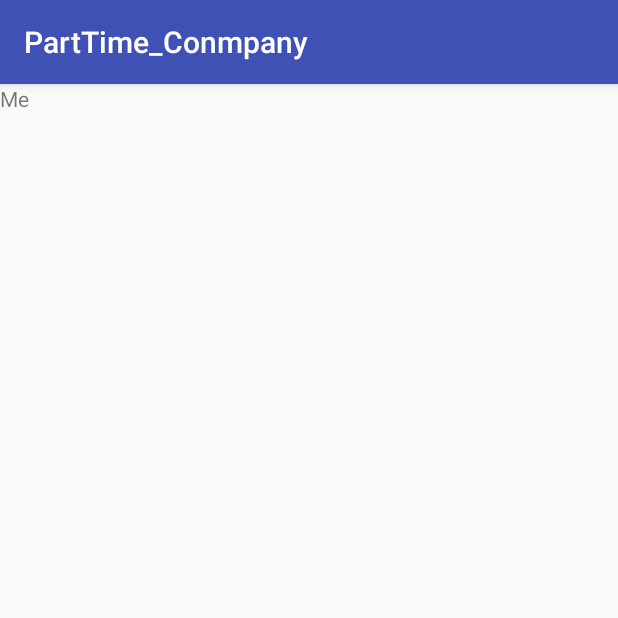
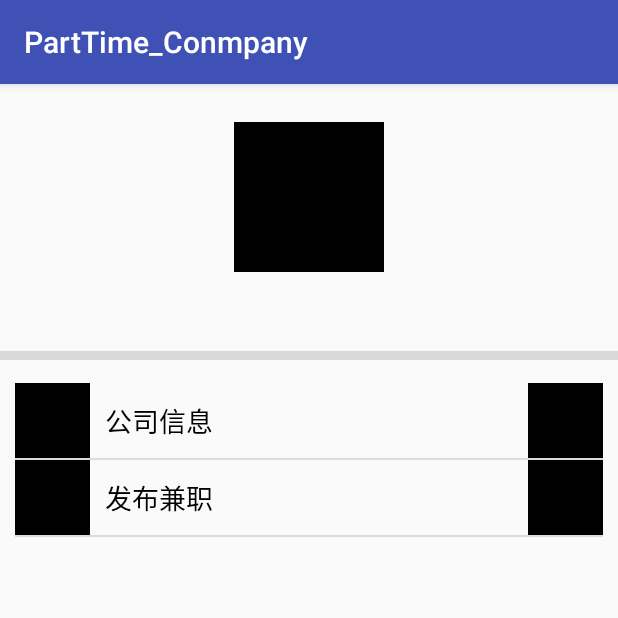
Before and after one commit to os-zzw/PartTime_Conmpany, an Android app: the fragment MeFragment shown on its own in the app's theme, on a phone screen of 412 x 824 dp, the top half of it. Run offline under Robolectric (Android 15) with nearby library versions, the phone set to English and light mode, and no system bars; libraries missing offline, so code that uses them is left out: com.beardedhen.androidbootstrap.

Commit message:
完成 我的分页

```diff
--- a/app/src/main/AndroidManifest.xml
+++ b/app/src/main/AndroidManifest.xml
@@ -20,6 +20,7 @@
 
         </activity>
         <activity android:name=".model.register.RegisterActivity"/>
+        <activity android:name=".model.me.ReleaseActivity"/>
     </application>
 
 </manifest>
--- a/app/src/main/java/com/zzw/john/parttime_conmpany/model/me/MeFragment.java
+++ b/app/src/main/java/com/zzw/john/parttime_conmpany/model/me/MeFragment.java
@@ -1,13 +1,21 @@
 package com.zzw.john.parttime_conmpany.model.me;
 
+import android.content.Intent;
 import android.os.Bundle;
 import android.support.annotation.Nullable;
 import android.support.v4.app.Fragment;
 import android.view.LayoutInflater;
 import android.view.View;
 import android.view.ViewGroup;
+import android.widget.AdapterView;
+import android.widget.AdapterView.OnItemClickListener;
+import android.widget.BaseAdapter;
+import android.widget.ImageView;
+import android.widget.ListView;
+import android.widget.TextView;
 
 import com.zzw.john.parttime_conmpany.R;
+import com.zzw.john.parttime_conmpany.utils.UIUtils;
 
 
 /**
@@ -15,10 +23,74 @@ import com.zzw.john.parttime_conmpany.R;
  */
 
 public class MeFragment extends Fragment {
+
+    private ListView choiceLV;
+    private TextView userNameTV;
+
     @Nullable
     @Override
     public View onCreateView(LayoutInflater inflater, @Nullable ViewGroup container, @Nullable Bundle savedInstanceState) {
         View view = inflater.inflate(R.layout.fragment_me, null);
+
+        userNameTV=(TextView)view.findViewById(R.id.userNameTV);
+        //userNameTV.setText(MyApplication.employeeBean.getNickname());
+
+        choiceLV=(ListView)view.findViewById(R.id.choiceLV);
+        choiceLV.setAdapter(new MeListAdapter());
+        choiceLV.setOnItemClickListener(new OnItemClickListener() {
+            @Override
+            public void onItemClick(AdapterView<?> parent, View view, int position, long id) {
+                Intent intent=null;
+                if (position==0){
+                    //intent=new Intent(getActivity(),ResumeActivity.class);
+                }else {
+                    intent=new Intent(getActivity(),ReleaseActivity.class);
+                }
+                startActivity(intent);
+            }
+        });
+
         return view;
     }
+
+    //适配器
+    private class MeListAdapter extends BaseAdapter {
+
+        private LayoutInflater layoutInflater;
+
+        public MeListAdapter(){
+            this.layoutInflater=LayoutInflater.from(UIUtils.getContext());
+        }
+
+        @Override
+        public int getCount() {
+            return 2;
+        }
+
+        @Override
+        public Object getItem(int position) {
+            return null;
+        }
+
+        @Override
+        public long getItemId(int position) {
+            return position;
+        }
+
+        @Override
+        public View getView(int position, View convertView, ViewGroup parent) {
+            TextView listNameTV;
+            if (convertView==null){
+                convertView=layoutInflater.inflate(R.layout.list_me_item,null);
+            }
+
+            listNameTV=(TextView)convertView.findViewById(R.id.listNameTV);
+            if (position==0) {
+                listNameTV.setText("公司信息");
+            }else {
+                listNameTV.setText("发布兼职");
+            }
+            return convertView;
+        }
+    }
 }
--- a/app/src/main/res/layout/fragment_me.xml
+++ b/app/src/main/res/layout/fragment_me.xml
@@ -4,8 +4,35 @@
               android:layout_width="match_parent"
               android:layout_height="match_parent">
 
+    <ImageView
+        android:id="@+id/userAvatarIV"
+        android:layout_width="100dp"
+        android:layout_height="100dp"
+        android:layout_gravity="center_horizontal"
+        android:layout_marginTop="25dp"
+        android:background="#000"/>
+
     <TextView
-        android:text="Me"
+        android:id="@+id/userNameTV"
+        android:layout_width="wrap_content"
+        android:layout_height="wrap_content"
+        android:layout_gravity="center_horizontal"
+        android:layout_marginTop="10dp"
+        android:textSize="20dp"/>
+
+    <TextView
         android:layout_width="match_parent"
-        android:layout_height="wrap_content"/>
+        android:layout_height="6dp"
+        android:layout_marginTop="15dp"
+        android:background="#d8d8d8"/>
+
+    <ListView
+        android:id="@+id/choiceLV"
+        android:layout_width="match_parent"
+        android:layout_height="fill_parent"
+        android:layout_marginTop="15dp"
+        android:layout_marginLeft="10dp"
+        android:layout_marginRight="10dp">
+
+    </ListView>
 </LinearLayout>
--- /dev/null
+++ b/app/src/main/res/layout/list_me_item.xml
@@ -0,0 +1,29 @@
+<?xml version="1.0" encoding="utf-8"?>
+<RelativeLayout xmlns:android="http://schemas.android.com/apk/res/android"
+    android:layout_width="match_parent"
+    android:layout_height="match_parent">
+
+    <ImageView
+        android:id="@+id/listPicIV"
+        android:layout_width="50dp"
+        android:layout_height="50dp"
+        android:background="#000"/>
+
+    <TextView
+        android:id="@+id/listNameTV"
+        android:layout_width="wrap_content"
+        android:layout_height="50dp"
+        android:layout_toRightOf="@id/listPicIV"
+        android:layout_marginLeft="10dp"
+        android:textSize="18dp"
+        android:textColor="#000"
+        android:gravity="center_vertical"/>
+
+    <ImageView
+        android:id="@+id/listArrowIV"
+        android:layout_width="50dp"
+        android:layout_height="50dp"
+        android:layout_alignParentRight="true"
+        android:background="#000"/>
+
+</RelativeLayout>
```
Also changed, not shown: app/src/main/java/com/zzw/john/parttime_conmpany/model/me/ReleaseActivity.java (added, +16 -0 lines), app/src/main/res/drawable/resume_border.xml (added, +9 -0 lines), app/src/main/res/layout/activity_me_release.xml (added, +15 -0 lines).
